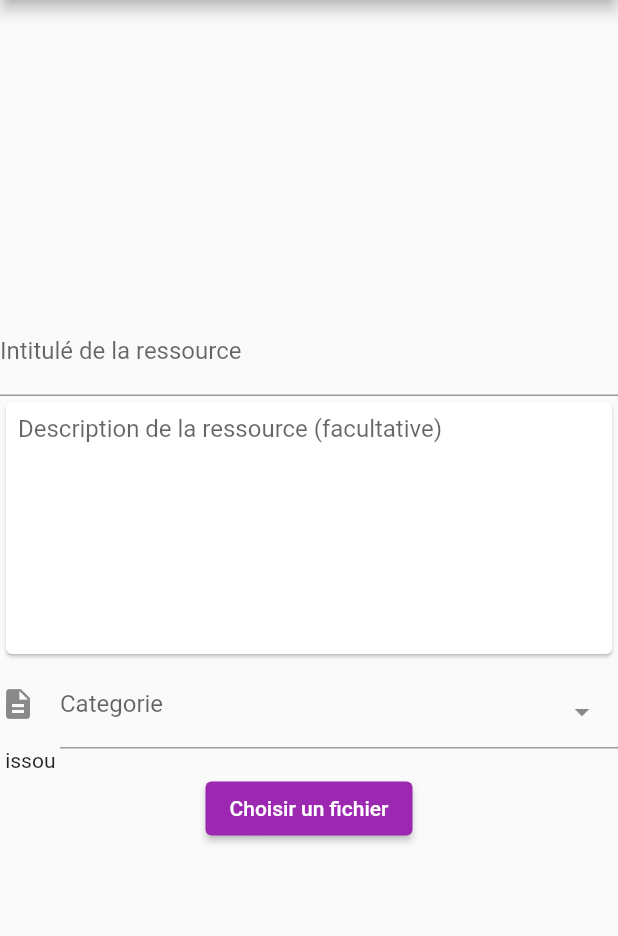
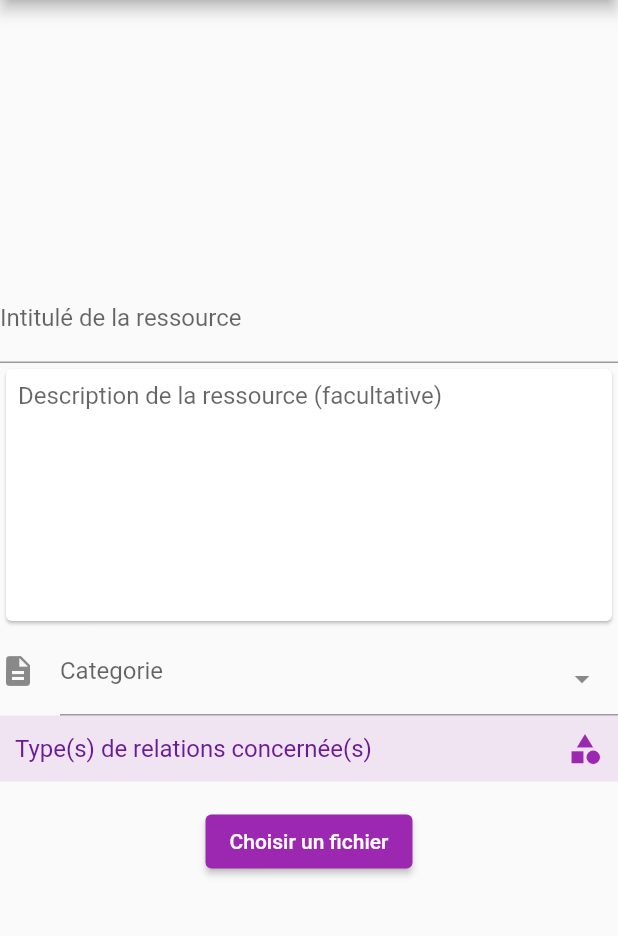
Before and after one commit to iliesbenyahia/skidfront, a Flutter app: the ressourceUpload screen opened by its route, on a phone screen of 412 x 824 dp, the part 84-1020 px from its top. Run offline on Flutter 3.47's test engine with Material 2 defaults, Android fonts, the phone set to English and light mode, and no system bars; drawn by our look-alikes of multi_select_flutter, select_form_field; our stand-ins replace dio, dropdown_button2, file_picker; network calls fail.

Commit message:
amélioration upload fichier

```diff
--- a/lib/components/uploadFormWidgets/ressourceCategories.dart
+++ b/lib/components/uploadFormWidgets/ressourceCategories.dart
@@ -38,11 +38,11 @@ class _ressourceCategoriesState extends State<ressourceCategories> {
       builder: (context, snapshot) {
         if (snapshot.connectionState == ConnectionState.none &&
             snapshot.hasData == null) {
-            print('project snapshot data is: ${snapshot.data}');
+            //print('project snapshot data is: ${snapshot.data}');
           return Text("issou"); //Todo: changer ça
         }
         else {
-          print(snapshot.data.runtimeType);
+          //print(snapshot.data.runtimeType);
           return SelectFormField(
             type: SelectFormFieldType.dialog, // or can be dialog
             initialValue: Provider.of<ressourceForm>(context, listen: false).getCategoryID.toString(),
--- a/lib/components/uploadFormWidgets/ressourceRelations.dart
+++ b/lib/components/uploadFormWidgets/ressourceRelations.dart
@@ -1,6 +1,8 @@
 import 'dart:convert';
 //import 'package:smart_select/smart_select.dart';
 import 'package:flutter/material.dart';
+import 'package:provider/provider.dart';
+import 'package:skidressourcesrel/data/ressourceUploadForm.dart';
 import '../logo.dart';
 import 'package:select_form_field/select_form_field.dart';
 import 'dart:async';
@@ -38,7 +40,7 @@ class ressourcesRelationships extends StatefulWidget {
 
 class _ressourcesRelationshipsState extends State<ressourcesRelationships> {
 
-  late Future<List<Map<String, dynamic>>> relationshipString;
+  late Future<List<dynamic>> relationshipsData;
 
 
 
@@ -46,22 +48,56 @@ class _ressourcesRelationshipsState extends State<ressourcesRelationships> {
   void initState(){
     // TODO: implement initState
     super.initState();
-    relationshipString = Relationship.fetchAllRelationships();
-    print(relationshipString);
-    print('zizi');
+    relationshipsData = Relationship.fetchAllRelationships();
+    //print(relationshipString);
   }
 
 
   @override
   Widget build(BuildContext context) {
-    return FutureBuilder(
+    return FutureBuilder<List<dynamic>>(
       builder: (context, projectSnap) {
         if (projectSnap.connectionState == ConnectionState.none &&
             projectSnap.hasData == null) {
-          return Text(""); //todo loading
+          return Text("Loading"); //todo loading
         }
         else{
-          return Text(" issou "); //todo loading
+          //print(projectSnap.data){
+          var data = projectSnap.data;
+          List<MultiSelectItem> items = [];
+          if(projectSnap.data != null) {
+            for (var relationship in data!) {
+                items.add(MultiSelectItem(relationship["value"], relationship["label"]));
+            }
+          }
+
+          return MultiSelectDialogField(items: items,
+            title: Text("Relation(s) concernée(s)"),
+            selectedColor: Colors.purple,
+            decoration: BoxDecoration(
+              color: Colors.purple.withOpacity(0.1),
+              //borderRadius: BorderRadius.all(Radius.circular(40)),
+              // border: Border.all(
+              //   color: Colors.purple,
+              //   width: 2,
+              // ),
+            ),
+            buttonIcon: Icon(
+              Icons.category,
+              color: Colors.purple,
+            ),
+            buttonText: Text(
+              "Type(s) de relations concernée(s)",
+              style: TextStyle(
+                color: Colors.purple[800],
+                fontSize: 16,
+              ),
+            ),
+            onConfirm: (results) {
+              Provider.of<ressourceForm>(context, listen: false).relationshipsID = results.cast<int>();
+              //print(Provider.of<ressourceForm>(context, listen: false).getRelationshipsID);
+              //_selectedAnimals = results;
+            },); //todo loading
         }
 
       },
--- a/lib/data/models/relationship.dart
+++ b/lib/data/models/relationship.dart
@@ -44,7 +44,7 @@ class Relationship {
     if (response.statusCode == 200) {
       data = response.body;
       var jsondata = json.decode(data);
-
+      print(jsondata.runtimeType);
       if (data != null) {
         for (var categ in jsondata) {
           categs.add({
@@ -59,4 +59,5 @@ class Relationship {
     return categs;
   }
 
+
 }
--- a/lib/data/ressourceUploadForm.dart
+++ b/lib/data/ressourceUploadForm.dart
@@ -1,19 +1,28 @@
 import 'package:flutter/material.dart';
 
 class ressourceForm extends ChangeNotifier{
-  String? title;
-  String? description;
-  String? url;
+  String title = "";
+  String description = "";
+  String url = "";
+  String filename = "";
 
   int? categoryID;
   //String? categoryLabel;
-  List<int>? relationshipsID;
+  List<int> relationshipsID = [];
 
   String? get getTitle {
     return this.title;
   }
   set setTitle(String title) {
     this.title = title;
+    notifyListeners();
+  }
+
+  String? get getFilename {
+    return this.filename;
+  }
+  set setFilename(String filename) {
+    this.filename = filename;
     notifyListeners();
   }
 
@@ -38,7 +47,7 @@ class ressourceForm extends ChangeNotifier{
     return this.url;
   }
 
-  set setUrl(String? url) {
+  set setUrl(String url) {
     this.url = url;
     notifyListeners();
   }
@@ -53,15 +62,28 @@ class ressourceForm extends ChangeNotifier{
 
 
   clearForm(){
-    this.title = null;
-    this.description = null;
-    this.url = null;
+    this.title = "";
+    this.filename = "";
+    this.description = "";
+    this.url = "";
     this.categoryID = null;
-    this.relationshipsID = null;
+    this.relationshipsID = [];
   }
 
-  test(){
-    print(this.description);
+
+  isSendable(){
+    bool sendable = true;
+    if(this.title.isEmpty){
+      sendable = false;
+    }
+    if(this.categoryID == null){
+      sendable = false;
+    }
+    if(relationshipsID.length == 0){
+      sendable = false;
+    }
+    return sendable;
   }
 
+
 }
--- a/lib/helpers/apiHelper.dart
+++ b/lib/helpers/apiHelper.dart
@@ -28,8 +28,8 @@ class API{
   }
 
   static String getUrlWithRoute(String route){
-    print(mode);
-    print(getBaseURL());
+    //print(mode);
+    //print(getBaseURL());
     return getBaseURL()+"/"+route;
   }
 
--- a/lib/screens/ressourceUpload.dart
+++ b/lib/screens/ressourceUpload.dart
@@ -22,10 +22,12 @@ class _ressourceUploadState extends State<ressourceUpload> {
 
   @override
   Widget build(BuildContext context) {
-    return Scaffold(
+    return  Scaffold(
       appBar: AppBar(title: Text("Partage de ressources"),),
       drawer: Menu(),
-      body: Column(
+      body:
+        Consumer<ressourceForm>(builder: (context, uploadForm, child) {
+          return Column(
             mainAxisAlignment: MainAxisAlignment.center,
             children: <Widget>[
               Row(children: [ Expanded(child:
@@ -35,7 +37,7 @@ class _ressourceUploadState extends State<ressourceUpload> {
                   labelText: 'Intitulé de la ressource',
                 ),
                 onChanged: (text){
-              Provider.of<ressourceForm>(context, listen: false).setTitle = text;
+                  uploadForm.setTitle = text;
                 },
               ),
               )]
@@ -46,7 +48,7 @@ class _ressourceUploadState extends State<ressourceUpload> {
                     padding: EdgeInsets.all(8.0),
                     child: TextField(
                       onChanged: (text) {
-                    Provider.of<ressourceForm>(context, listen: false).description = text;
+                        uploadForm.description = text;
                       },
                       maxLines: 8,
                       decoration: InputDecoration.collapsed(hintText: "Description de la ressource (facultative)"),
@@ -55,6 +57,7 @@ class _ressourceUploadState extends State<ressourceUpload> {
               ))],),
               Row(children: [ Expanded(child: ressourceCategories())],),
               Row(children: [ Expanded(child: ressourcesRelationships())],),
+              Row(children: [ Text(uploadForm.getFilename! )]),
               ElevatedButton(
                 onPressed: () async {
                   final result = await FilePicker.platform.pickFiles(
@@ -62,15 +65,20 @@ class _ressourceUploadState extends State<ressourceUpload> {
                       allowedExtensions:  ['jpg', 'pdf', 'gif', 'doc', 'avi', 'mp4', 'wmv', 'mkv','png']
                   );
                   file = result!.files.first;
-
+                  uploadForm.setFilename = file!.name;
+                  //print(Provider.of<ressourceForm>(context, listen: false).getFilename);
                   //fileHelper.upload(file);
-              // print('Name : ${file!.name}');
+                  //print('Name : ${file!.name}');
                   // print(lookupMimeType(file!.path!));
                 },
                 child: Text("Choisir un fichier"),
-          )
+
+              ),
+
             ],
-      ),
+          );
+        },),
+
     );
   }
 }
```
Lines whose indentation alone changed are shown as unchanged.
